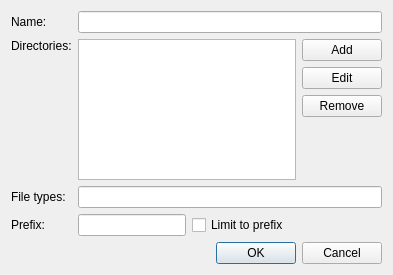
Qt form src/plugins/coreplugin/locator/directoryfilter.ui (qt-creator/qt-creator) before a commit.
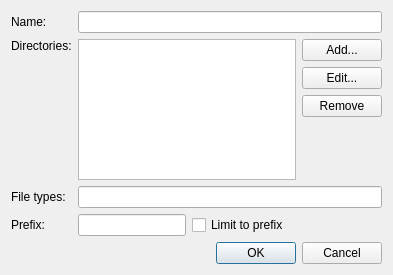
The same form after that commit.

Commit message: Add "..." to buttons which open a dialog

What changed in the file:
```diff
--- a/src/plugins/coreplugin/locator/directoryfilter.ui
+++ b/src/plugins/coreplugin/locator/directoryfilter.ui
@@ -79,14 +79,14 @@
        <item>
         <widget class="QPushButton" name="addButton">
          <property name="text">
-          <string>Add</string>
+          <string>Add...</string>
          </property>
         </widget>
        </item>
        <item>
         <widget class="QPushButton" name="editButton">
          <property name="text">
-          <string>Edit</string>
+          <string>Edit...</string>
          </property>
         </widget>
        </item>
```
The commit also changes 6 other files.
